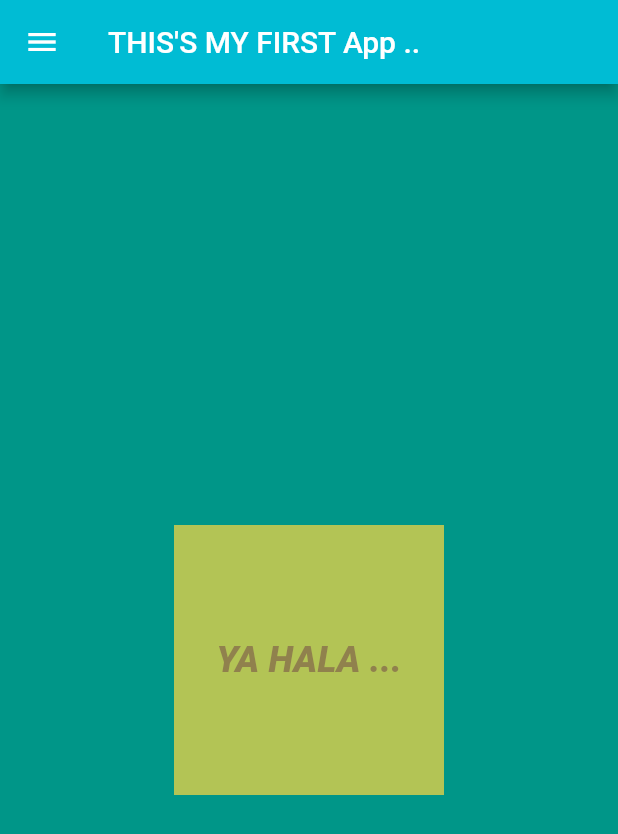
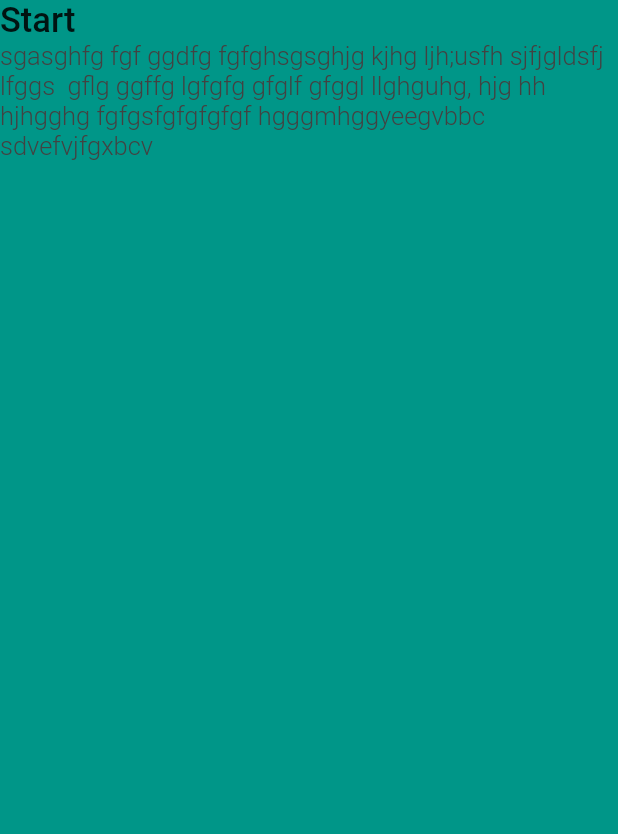
Before and after one commit to IbrahimAsire/flut1, a Flutter app: the screen it shows after launch, on a phone screen of 412 x 824 dp. Shown: the top 834 px of the screen. Run offline on Flutter 3.47's test engine with Material 2 defaults, Android fonts, the phone set to English and light mode, and no system bars.

Commit message:
feat: change every thing for start a new

```diff
--- a/lib/main.dart
+++ b/lib/main.dart
@@ -14,30 +14,21 @@ class HomeScreen extends StatelessWidget {
   Widget build(BuildContext context) {
     return Scaffold(
       backgroundColor: Colors.teal,
-      appBar: AppBar(
-        title: Text("THIS'S MY FIRST App .."),
-        backgroundColor: Colors.cyan,
-        leading: Icon(
-          Icons.menu,
-        ),
-      ),
       body: SafeArea(
-        child: Center(
-          child: Container(
-            height: 180,
-            width: 180,
-            alignment: Alignment.center,
-            color: Colors.amberAccent.withOpacity(.7),
-            child: Text(
-              "YA HALA ...",
-              style: TextStyle(
-                fontSize: 24,
-                fontWeight: FontWeight.w900,
-                fontStyle: FontStyle.italic,
-                color: Colors.brown.withOpacity(0.6)
-              ),
+        child: Column(
+          crossAxisAlignment: CrossAxisAlignment.start,
+          children: [
+            Row(),
+            Text(
+              "Start",
+              style: TextStyle(fontSize: 23, fontWeight: FontWeight.w500),
             ),
-          ),
+            Text(
+              "sgasghfg fgf ggdfg fgfghsgsghjg kjhg ljh;usfh sjfjgldsfj lfggs  gflg ggffg lgfgfg gfglf gfggl llghguhg, hjg hh hjhgghg fgfgsfgfgfgfgf hgggmhggyeegvbbc sdvefvjfgxbcv",
+              style: TextStyle(fontSize: 17, fontWeight: FontWeight.w300, color: Colors.grey[800]),
+            ),
+            Row(),
+          ],
         ),
       ),
     );
```
